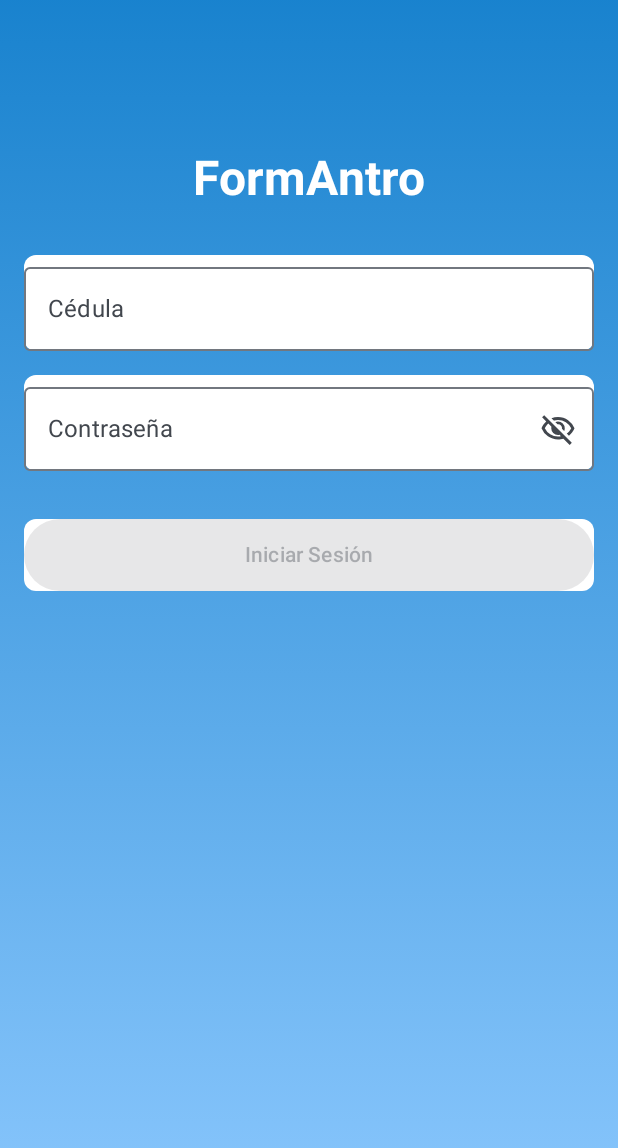
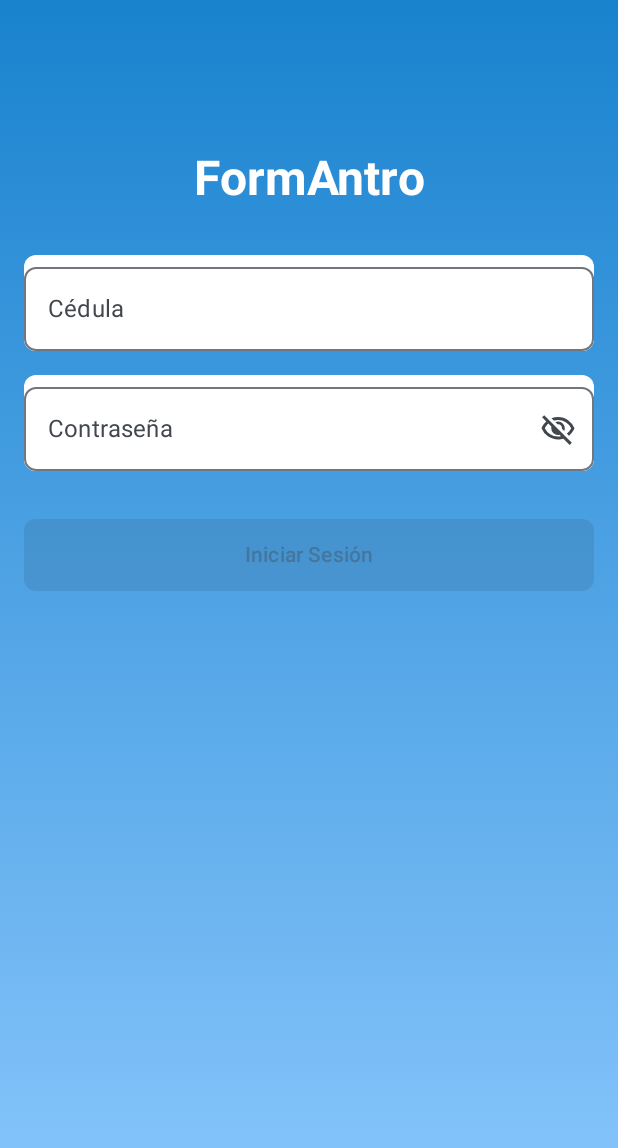
Before and after one commit to Crei03/android_DS6, an Android app built with Jetpack Compose: the screen it shows after launch (MainActivity), on a phone screen of 412 x 824 dp. Shown: the top 1148 px of the screen. Run offline under Robolectric (Android 15) with nearby library versions, the phone set to English and light mode, and no system bars; libraries missing offline, so code that uses them is left out: io.github.jan.supabase.

Commit message:
Mejora de visual del Login

```diff
--- a/app/src/main/java/com/proyect/ds6/ui/auth/Login.kt
+++ b/app/src/main/java/com/proyect/ds6/ui/auth/Login.kt
@@ -32,13 +32,19 @@ import androidx.compose.material3.Icon
 import androidx.compose.material3.IconButton
 import androidx.compose.material3.MaterialTheme
 import androidx.compose.material3.OutlinedTextField
+import androidx.compose.material3.OutlinedTextFieldDefaults
 import androidx.compose.material3.Scaffold
+import androidx.compose.material3.Snackbar
+import androidx.compose.material3.SnackbarHost
+import androidx.compose.material3.SnackbarHostState
 import androidx.compose.material3.Text
 import androidx.compose.material3.TopAppBarDefaults
 import androidx.compose.runtime.Composable
+import androidx.compose.runtime.LaunchedEffect
 import androidx.compose.runtime.getValue
 import androidx.compose.runtime.mutableStateOf
 import androidx.compose.runtime.remember
+import androidx.compose.runtime.rememberCoroutineScope
 import androidx.compose.runtime.setValue
 import androidx.compose.ui.Alignment
 import androidx.compose.ui.Modifier
@@ -155,7 +161,22 @@ fun LoginScreen() {
     var password by remember { mutableStateOf("") }
     var isPasswordVisible by remember { mutableStateOf(false) }
     var isLoginEnabled by remember { mutableStateOf(false) }
+    var isLoading by remember { mutableStateOf(false) }
     val focusManager = LocalFocusManager.current
+    val context = LocalContext.current
+    val snackbarHostState = remember { SnackbarHostState() }
+    val coroutineScope = rememberCoroutineScope()
+
+    // Estado para mensajes de error
+    var errorMessage by remember { mutableStateOf<String?>(null) }
+
+    // Efecto para mostrar errores en SnackBar
+    LaunchedEffect(errorMessage) {
+        errorMessage?.let {
+            snackbarHostState.showSnackbar(it)
+            errorMessage = null
+        }
+    }
 
     // Degradado para el fondo
     val gradientColors = listOf(
@@ -184,6 +205,15 @@ fun LoginScreen() {
                     )
                 )
             },
+            snackbarHost = {
+                SnackbarHost(hostState = snackbarHostState) { data ->
+                    Snackbar(
+                        snackbarData = data,
+                        containerColor = MaterialTheme.colorScheme.errorContainer,
+                        contentColor = MaterialTheme.colorScheme.onErrorContainer
+                    )
+                }
+            },
             containerColor = Color.Transparent  // Fondo transparente para el Scaffold
         ) { innerPadding ->
             Column(
@@ -194,11 +224,10 @@ fun LoginScreen() {
                     .verticalScroll(scrollState),
                 horizontalAlignment = Alignment.CenterHorizontally
             ) {
-                // Título "FormAntro" animado, 20px debajo del TopAppBar
-                AnimatedFormAntroTitle(modifier = Modifier.padding(top = 20.dp))
+                // Título "FormAntro" estático, 20px debajo del TopAppBar
+                FormAntroTitle(modifier = Modifier.padding(top = 20.dp))
 
                 Spacer(modifier = Modifier.height(32.dp))
-
                 OutlinedTextField(
                     value = cedula,
                     onValueChange = { newValue ->
@@ -214,11 +243,17 @@ fun LoginScreen() {
                     },
                     label = { Text("Cédula") },
                     modifier = Modifier
-                        .fillMaxWidth()
                         .background(
                             color = Color.White,
                             shape = RoundedCornerShape(8.dp)
-                        ),
+                        )
+                        .fillMaxWidth(),
+                    shape = RoundedCornerShape(8.dp),
+                    colors = OutlinedTextFieldDefaults.colors(
+                        focusedContainerColor = Color.White,
+                        unfocusedContainerColor = Color.White,
+                        disabledContainerColor = Color.White,
+                    ),
                     singleLine = true,
                     keyboardOptions = KeyboardOptions(
                         keyboardType = KeyboardType.Phone,
@@ -229,19 +264,23 @@ fun LoginScreen() {
                     )
                 )
 
-                Spacer(modifier = Modifier.height(16.dp))
-
-                // Campo de contraseña
+                Spacer(modifier = Modifier.height(16.dp))                // Campo de contraseña
                 OutlinedTextField(
                     value = password,
                     onValueChange = { password = it },
                     label = { Text("Contraseña") },
                     modifier = Modifier
-                        .fillMaxWidth()
                         .background(
                             color = Color.White,
                             shape = RoundedCornerShape(8.dp)
-                        ),
+                        )
+                        .fillMaxWidth(),
+                    shape = RoundedCornerShape(8.dp),
+                    colors = OutlinedTextFieldDefaults.colors(
+                        focusedContainerColor = Color.White,
+                        unfocusedContainerColor = Color.White,
+                        disabledContainerColor = Color.White,
+                    ),
                     singleLine = true,
                     visualTransformation = if (isPasswordVisible)
                         VisualTransformation.None
@@ -270,40 +309,25 @@ fun LoginScreen() {
                     }
                 )
 
-                Spacer(modifier = Modifier.height(24.dp))                // Estado para mostrar mensajes de error
-                var errorMessage by remember { mutableStateOf<String?>(null) }
-                var isLoading by remember { mutableStateOf(false) }
-                val context = LocalContext.current
-
-                // Mostrar mensaje de error si existe
-                errorMessage?.let {
-                    Text(
-                        text = it,
-                        color = MaterialTheme.colorScheme.error,
-                        style = MaterialTheme.typography.bodyMedium,
-                        modifier = Modifier.padding(vertical = 8.dp)
-                    )
-                }
-
-                // Botón de inicio de sesión
+                Spacer(modifier = Modifier.height(24.dp))                // Botón de inicio de sesión
                 Button(
                     onClick = {
                         isLoading = true
-                        errorMessage = null
 
                         // Validar credenciales
                         if (cedula.isBlank()) {
+                            isLoading = false
                             errorMessage = "Por favor, ingrese su cédula"
-                            isLoading = false
                             return@Button
                         }
 
                         if (password.isBlank()) {
+                            isLoading = false
                             errorMessage = "Por favor, ingrese su contraseña"
-                            isLoading = false
                             return@Button
                         }
-                                  // Intentar autenticación
+
+                        // Intentar autenticación
                         authenticateUser(
                             cedula = cedula,
                             password = password,
@@ -320,20 +344,17 @@ fun LoginScreen() {
                                 (context as? ComponentActivity)?.finish()
                             },
                             onError = { message ->
+                                isLoading = false
                                 errorMessage = message
-                                isLoading = false
                             }
                         )
                     },
                     modifier = Modifier
                         .fillMaxWidth()
                         .padding(vertical = 8.dp)
-                        .height(48.dp)
-                        .background(
-                            color = Color.White,
-                            shape = RoundedCornerShape(8.dp)
-                        ),
+                        .height(48.dp),
                     enabled = isLoginEnabled && !isLoading,
+                    shape = RoundedCornerShape(8.dp),
                     colors = ButtonDefaults.buttonColors(
                         containerColor = MaterialTheme.colorScheme.primary
                     )
@@ -346,6 +367,7 @@ fun LoginScreen() {
                         )
                     } else {
                         Text("Iniciar Sesión")
+
                     }
                 }
             }
@@ -354,30 +376,16 @@ fun LoginScreen() {
 }
 
 @Composable
-fun AnimatedFormAntroTitle(modifier: Modifier = Modifier) {
-    val infiniteTransition = rememberInfiniteTransition(label = "FormAntro Animation")
-
-    // Animación de escala
-    val scale by infiniteTransition.animateFloat(
-        initialValue = 1f,
-        targetValue = 1.05f,
-        animationSpec = infiniteRepeatable(
-            animation = tween(durationMillis = 1000, easing = EaseInOutQuad),
-            repeatMode = RepeatMode.Reverse
-        ),
-        label = "scale"
-    )
-
+fun FormAntroTitle(modifier: Modifier = Modifier) {
     Text(
         text = "FormAntro",
         style = TextStyle(
             fontSize = 32.sp,
             fontWeight = FontWeight.Bold,
-            color = Color.White,  // Título en color blanco
+            color = Color.White,
             textAlign = TextAlign.Center
         ),
         modifier = modifier
-            .scale(scale)
             .padding(horizontal = 16.dp)
     )
 }
```
